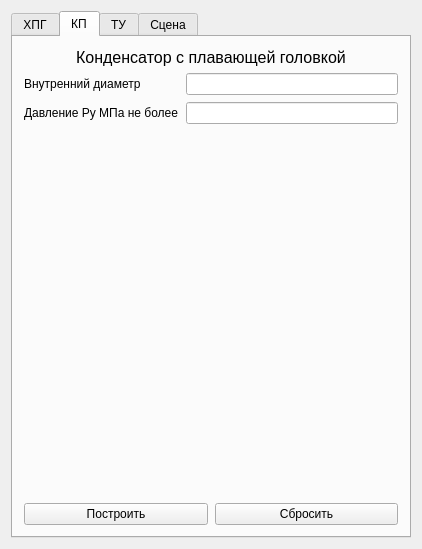
Spectraly/Heat_Exchanger, file Heat_Exchanger/Heat_Exchanger/ParamsWidget.ui: the form before one commit.
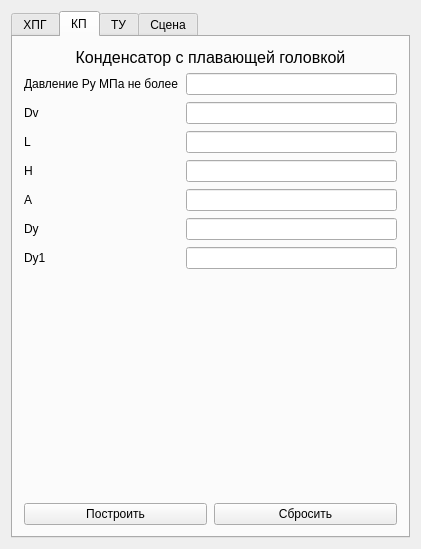
The form after the commit. The open tabs and pages were chosen to show the change.

```diff
--- a/Heat_Exchanger/Heat_Exchanger/ParamsWidget.ui
+++ b/Heat_Exchanger/Heat_Exchanger/ParamsWidget.ui
@@ -6,7 +6,7 @@
    <rect>
     <x>0</x>
     <y>0</y>
-    <width>422</width>
+    <width>421</width>
     <height>549</height>
    </rect>
   </property>
@@ -246,23 +246,73 @@
             </sizepolicy>
            </property>
            <property name="text">
-            <string>Внутренний диаметр</string>
+            <string>Давление Py МПа не более</string>
            </property>
           </widget>
          </item>
          <item row="1" column="0">
           <widget class="QLabel" name="label_11">
            <property name="text">
-            <string>Давление Py МПа не более</string>
+            <string>Dv</string>
            </property>
           </widget>
          </item>
          <item row="0" column="1">
-          <widget class="QLineEdit" name="lineEditDiamK"/>
-         </item>
-         <item row="1" column="1">
           <widget class="QLineEdit" name="lineEditPressureK"/>
          </item>
+         <item row="1" column="1">
+          <widget class="QLineEdit" name="lineEditDiamK"/>
+         </item>
+         <item row="2" column="1">
+          <widget class="QLineEdit" name="lineEditLengthK"/>
+         </item>
+         <item row="3" column="1">
+          <widget class="QLineEdit" name="lineEditHeightK"/>
+         </item>
+         <item row="4" column="1">
+          <widget class="QLineEdit" name="lineEditAK"/>
+         </item>
+         <item row="5" column="1">
+          <widget class="QLineEdit" name="lineEditDyK"/>
+         </item>
+         <item row="6" column="1">
+          <widget class="QLineEdit" name="lineEditDy1K"/>
+         </item>
+         <item row="2" column="0">
+          <widget class="QLabel" name="label_19">
+           <property name="text">
+            <string>L</string>
+           </property>
+          </widget>
+         </item>
+         <item row="3" column="0">
+          <widget class="QLabel" name="label_20">
+           <property name="text">
+            <string>H</string>
+           </property>
+          </widget>
+         </item>
+         <item row="4" column="0">
+          <widget class="QLabel" name="label_21">
+           <property name="text">
+            <string>A</string>
+           </property>
+          </widget>
+         </item>
+         <item row="5" column="0">
+          <widget class="QLabel" name="label_22">
+           <property name="text">
+            <string>Dy</string>
+           </property>
+          </widget>
+         </item>
+         <item row="6" column="0">
+          <widget class="QLabel" name="label_23">
+           <property name="text">
+            <string>Dy1</string>
+           </property>
+          </widget>
+         </item>
         </layout>
        </item>
        <item>
```
Left out of the diff: 62 changed lines with no effect on the pictures.
